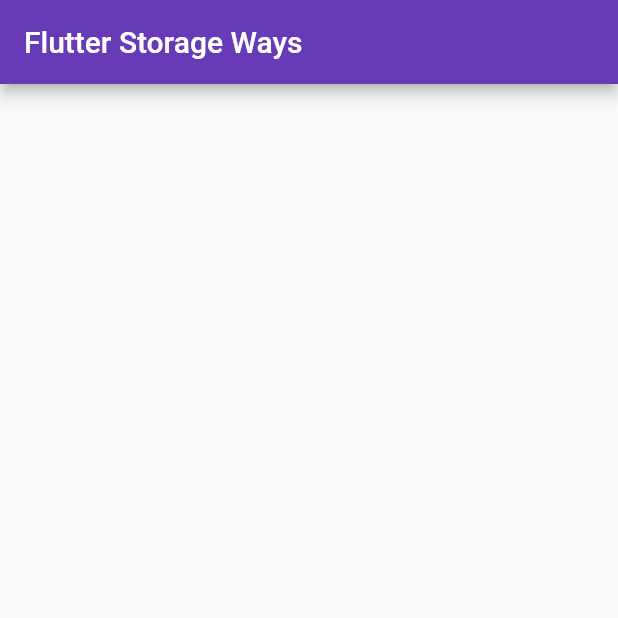
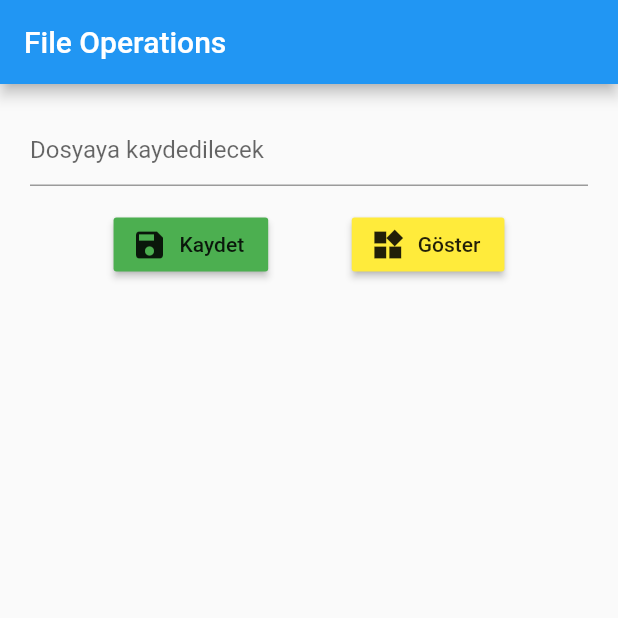
Before and after one commit to nedimmyilmaz/FlutterStoragePractices, a Flutter app: the screen it shows after launch, on a phone screen of 412 x 824 dp, the top half of it. Run offline on Flutter 3.47's test engine with Material 2 defaults, Android fonts, the phone set to English and light mode, and no system bars; our stand-ins replace fluttertoast, shared_preferences.

Commit message:
<local storage : path_provider>  - 07-01-21

```diff
--- /dev/null
+++ b/lib/file operations.dart
@@ -0,0 +1,93 @@
+import 'dart:async';
+import 'dart:async';
+
+import 'package:flutter/material.dart';
+
+import 'package:path_provider/path_provider.dart';
+import 'dart:async';
+import 'dart:io';
+
+class FileOperations extends StatefulWidget {
+  @override
+  _FileOperationsState createState() => _FileOperationsState();
+}
+
+class _FileOperationsState extends State<FileOperations> {
+  var myTextController = TextEditingController();
+
+  // klasör yolu
+  Future<String> get folderPath async {
+    Directory folder = await getApplicationDocumentsDirectory();
+    debugPrint(folder.path.toString());
+    return folder.path;
+  }
+
+// dosya oluşturma
+  Future<File> get createFile async {
+    var file = await folderPath;
+    return File(file + "/myFile.txt");
+  }
+
+  Future<String> readFile() async {
+    try {
+      var myFile = await createFile;
+      String content = await myFile.readAsString();
+      return content;
+    } catch (exception) {
+      return "Hata" + exception;
+    }
+  }
+
+  Future<File> writeFile(String value) async {
+    var myFile = await createFile;
+    return myFile.writeAsString(value);
+  }
+
+  @override
+  Widget build(BuildContext context) {
+    return Scaffold(
+      appBar: AppBar(title: Text("File Operations")),
+      body: SingleChildScrollView(
+        child: Padding(
+          padding: const EdgeInsets.all(20.0),
+          child: Column(
+            children: [
+              TextField(
+                controller: myTextController,
+                decoration: InputDecoration(hintText: "Dosyaya kaydedilecek"),
+              ),
+              SizedBox(
+                height: 15,
+              ),
+              Row(
+                mainAxisAlignment: MainAxisAlignment.spaceEvenly,
+                children: [
+                  RaisedButton.icon(
+                    onPressed: _dosyaYaz,
+                    icon: Icon(Icons.save),
+                    label: Text("Kaydet"),
+                    color: Colors.green,
+                  ),
+                  RaisedButton.icon(
+                    onPressed: _dosyaOku,
+                    icon: Icon(Icons.now_widgets),
+                    label: Text("Göster"),
+                    color: Colors.yellow,
+                  ),
+                ],
+              ),
+            ],
+          ),
+        ),
+      ),
+    );
+  }
+
+  _dosyaOku() async {
+    readFile().then((value) => debugPrint(value));
+  }
+
+  void _dosyaYaz() {
+    writeFile(myTextController.text.toString());
+  }
+}
--- a/lib/main.dart
+++ b/lib/main.dart
@@ -1,4 +1,6 @@
 import 'package:flutter/material.dart';
+import 'package:flutter_storage_practices/file%20operations.dart';
+import 'package:flutter_storage_practices/sharedPreferences.dart';
 
 void main() => runApp(MyApp());
 
@@ -7,11 +9,8 @@ class MyApp extends StatelessWidget {
   Widget build(BuildContext context) {
     return MaterialApp(
       home: Scaffold(
-        appBar: AppBar(
-          title: Text('Flutter Storage Ways'),
-          backgroundColor: Colors.deepPurple,
-        ),
-        body: Center(),
+       // body: SharedPreferencesExample(),
+        body: FileOperations(),
       ),
     );
   }
--- a/pubspec.yaml
+++ b/pubspec.yaml
@@ -24,11 +24,14 @@ dependencies:
   flutter:
     sdk: flutter
   shared_preferences: ^0.5.12+4
+  fluttertoast: ^7.1.6
+
 
 
   # The following adds the Cupertino Icons font to your application.
   # Use with the CupertinoIcons class for iOS style icons.
   cupertino_icons: ^1.0.0
+  path_provider: ^1.6.24
 
 dev_dependencies:
   flutter_test:
```
Also changed, not shown: lib/sharedPreferences.dart (added, +138 -0 lines), pubspec.lock, 1 other file.
